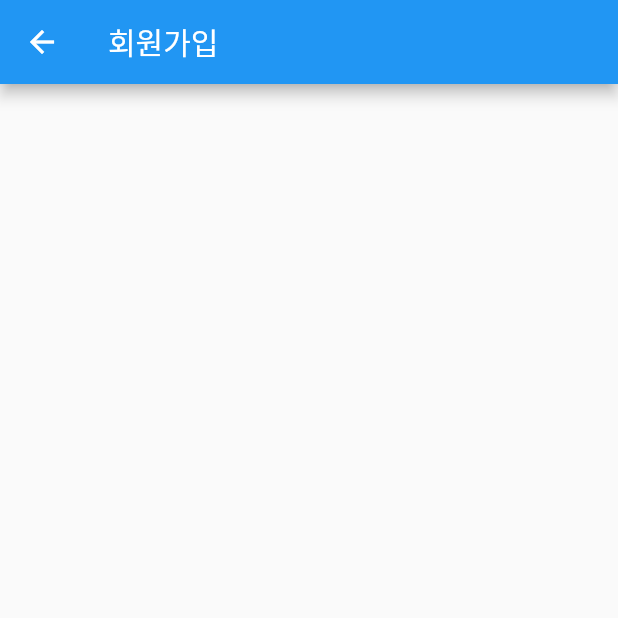
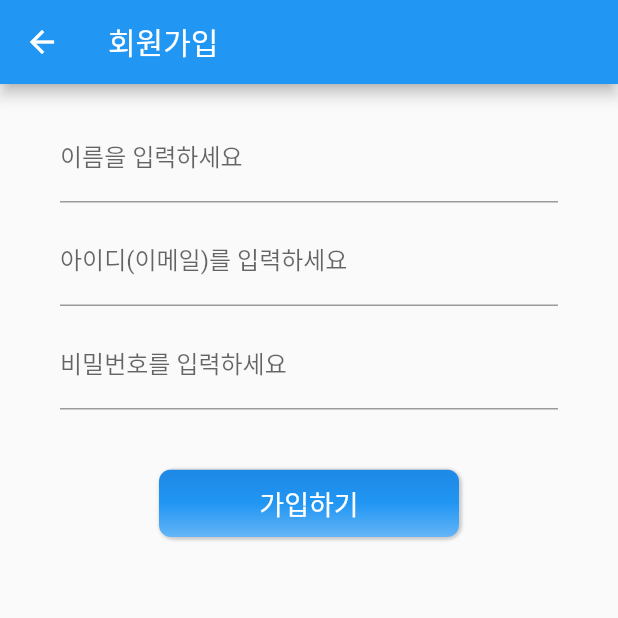
Before and after one commit to HyerimKimm/couple_diary_app_ios, a Flutter app: the screen it shows after launch, after a tap on "회원가입", on a phone screen of 412 x 824 dp, the top half of it. Run offline on Flutter 3.47's test engine with Material 2 defaults, Android fonts, the phone set to English and light mode, and no system bars; our stand-ins replace firebase_auth, firebase_core; accounts and stored records are empty; Roboto replaces fonts that are missing (GmarketSansMedium, NotoSansKR-Regular).

Commit message:
1. create_account_page.dart 페이지 디자인 2. TextEditingController 를 사용해서 회원가입 시 이름, 아이디, 비밀번호의 값을 받아옴

```diff
--- a/lib/main.dart
+++ b/lib/main.dart
@@ -23,6 +23,7 @@ class MyApp extends StatelessWidget {
     return MaterialApp(
       theme: ThemeData(
         appBarTheme: AppBarTheme(titleTextStyle: TextStyle(fontFamily: 'GmarketSansMedium',fontSize: 20)),
+        fontFamily: 'NotoSansKR-Regular'
       ),
       initialRoute: '/login',
       routes: {
--- a/lib/pages/create_account_page.dart
+++ b/lib/pages/create_account_page.dart
@@ -1,4 +1,7 @@
+import 'package:couple_diary_app/utils/snackBar.dart';
 import 'package:flutter/material.dart';
+import 'package:firebase_auth/firebase_auth.dart';
+import '../utils/buttons.dart';
 
 class CreateAccountPage extends StatefulWidget {
   const CreateAccountPage({Key? key}) : super(key: key);
@@ -8,10 +11,70 @@ class CreateAccountPage extends StatefulWidget {
 }
 
 class _CreateAccountPageState extends State<CreateAccountPage> {
+  TextEditingController nameController = TextEditingController();
+  TextEditingController emailController = TextEditingController();
+  TextEditingController pwController = TextEditingController();
+
+  String name='';
+  String email='';
+  String password='';
+
   @override
   Widget build(BuildContext context) {
     return Scaffold(
-      appBar: AppBar(title: Text('회원가입'),),
+      appBar: AppBar(title: const Text('회원가입'),),
+      body: Form(
+        key: GlobalKey<FormState>(),
+        child: Padding(
+          padding: const EdgeInsets.only(top: 20, left: 40, right: 40),
+          child: SingleChildScrollView(
+            child: Column(
+              mainAxisAlignment: MainAxisAlignment.start,
+              children: [
+                TextFormField(
+                  controller: nameController,
+                  decoration: const InputDecoration(
+                      labelText: '이름을 입력하세요',
+                  ),
+                ),
+                const SizedBox(
+                  height: 10,
+                ),
+                TextFormField(
+                  controller: emailController,
+                  decoration: const InputDecoration(
+                      labelText: '아이디(이메일)를 입력하세요'
+                  ),
+                  keyboardType: TextInputType.emailAddress,
+                ),
+                const SizedBox(
+                  height: 10,
+                ),
+                TextFormField(
+                  controller: pwController,
+                  obscureText: true,
+                  decoration: const InputDecoration(labelText: '비밀번호를 입력하세요'),
+                ),
+                const SizedBox(height: 40,),
+                Buttons(
+                    text: const Text('가입하기'),
+                    width: 200,
+                    onPressed: (){
+                      if(nameController.text.isEmpty){
+                        showSnackBar(context, '이름을 입력해 주세요!');
+                      }else if(emailController.text.isEmpty){
+                        showSnackBar(context, '아이디(이메일)을 입력해 주세요!');
+                      }else if(pwController.text.isEmpty){
+                        showSnackBar(context, '비밀번호를 입력해 주세요!');
+                      }else{
+//firebase authentication  기능 구현하기
+                      }
+                    })
+              ],
+            ),
+          ),
+        ),
+      ),
     );
   }
 }
--- a/lib/pages/login_page.dart
+++ b/lib/pages/login_page.dart
@@ -1,5 +1,6 @@
 import 'package:flutter/material.dart';
 import '../utils/buttons.dart';
+import 'package:firebase_auth/firebase_auth.dart';
 
 class LoginPage extends StatefulWidget {
   const LoginPage({Key? key}) : super(key: key);
@@ -15,16 +16,28 @@ class _LoginPageState extends State<LoginPage> {
       appBar: AppBar(
         title: const Text('로그인', style: TextStyle(color: Colors.white),),
       ),
-      body: Column(
-        mainAxisAlignment: MainAxisAlignment.center,
+      body: SingleChildScrollView(
+        child: Column(
+          mainAxisAlignment: MainAxisAlignment.start,
           children: [
+            SizedBox(height: 100,),
+            //로그인 화면 이미지
             SizedBox(
                 width: 100,
                 height: 100,
                 child: Image.asset('assets/images/wedding.png')
             ),
+            const SizedBox(height: 40,),
+            const Text('변화 외에 불변하는 것은 없다',style: TextStyle(fontFamily: 'GangwonEduBold', fontSize: 25, color: Colors.black),),
+            const SizedBox(height: 40,),
+            //아이디,비밀번호 입력 / 로그인, 회원가입 버튼
+            Padding(
+              padding: const EdgeInsets.symmetric(horizontal: 40.0),
+              child: Column(
+                mainAxisAlignment: MainAxisAlignment.center,
+                children: [
                   TextFormField(
-            decoration: const InputDecoration(labelText: '아이디를 입력하세요'),
+                    decoration: const InputDecoration(labelText: '아이디(이메일)를 입력하세요'),
                   ),
                   const SizedBox(
                     height: 10,
@@ -33,14 +46,15 @@ class _LoginPageState extends State<LoginPage> {
                     obscureText: true,
                     decoration: const InputDecoration(labelText: '비밀번호를 입력하세요'),
                   ),
-          const SizedBox(height: 10,),
+                  const SizedBox(height: 15,),
                   Row(
                     mainAxisAlignment: MainAxisAlignment.center,
                     children: [
-              Buttons(text: Text('로그인'),onPressed: (){}),
+                      Buttons(text: Text('로그인'),width:100,onPressed: (){}),
                       SizedBox(width: 15,),
                       Buttons(
                           text: Text('회원가입'),
+                          width: 100,
                           onPressed: (){
                             Navigator.pushNamed(context, '/createAccount');
                           }),
@@ -48,6 +62,10 @@ class _LoginPageState extends State<LoginPage> {
                   ),
                 ],
               ),
+            ),
+          ],
+        ),
+      ),
     );
   }
 }
--- a/lib/utils/buttons.dart
+++ b/lib/utils/buttons.dart
@@ -2,25 +2,42 @@ import 'package:flutter/material.dart';
 
 class Buttons extends StatelessWidget {
   final Text text;
+  final double width;
   final VoidCallback onPressed;
-  const Buttons({Key? key, required this.text, required this.onPressed}) : super(key: key);
+  const Buttons({Key? key, required this.text, required this.onPressed, required this.width}) : super(key: key);
 
   @override
   Widget build(BuildContext context) {
-    return ClipRRect(
-      borderRadius: BorderRadius.circular(4),
+    return Container(
+      width: width,
+      height: 45,
+      decoration: BoxDecoration(
+        borderRadius: BorderRadius.circular(10),
+        boxShadow: [
+          BoxShadow(
+            color: Colors.grey.withOpacity(0.5),
+            spreadRadius: 1,
+            blurRadius: 1,
+            offset: Offset(1, 1),
+          )]
+      ),
+      child: ClipRRect(
+        borderRadius: BorderRadius.circular(8),
         child: Stack(
+          alignment: Alignment.center,
           children: <Widget>[
             Positioned.fill(
               child: Container(
+                width: width,
+                height: 40,
                 decoration: const BoxDecoration(
                   gradient: LinearGradient(
-                  begin: Alignment.topLeft,
-                  end: Alignment(0.6,1),
+                    begin: Alignment.topCenter,
+                    end: Alignment.bottomCenter,
                     colors: <Color>[
+                      Color(0xFF1E88E5),
+                      Color(0xFF2196F3),
                       Color(0xFF64B5F6),
-                    Color(0xFF2196F3),
-                    Color(0xFF1E88E5),
                     ],
                   ),
                 ),
@@ -28,15 +45,19 @@ class Buttons extends StatelessWidget {
             ),
             TextButton(
               style: TextButton.styleFrom(
+                minimumSize: Size(width, 45),
                 foregroundColor: Colors.white,
                 padding: const EdgeInsets.symmetric(horizontal: 16.0),
-              textStyle: const TextStyle(fontSize: 16,fontFamily: 'NotoSansKR-Regular'),
+                textStyle: const TextStyle(
+                    fontSize: 18,
+                    fontFamily: 'NotoSansKR-Regular'),
               ),
               onPressed: onPressed,
               child: text,
             ),
           ],
         ),
+      ),
     );
   }
 }
--- /dev/null
+++ b/lib/utils/snackBar.dart
@@ -0,0 +1,13 @@
+import 'package:flutter/material.dart';
+
+void showSnackBar(BuildContext context, String text) {
+  ScaffoldMessenger.of(context).showSnackBar(
+    SnackBar(
+      content: Text(text,
+          textAlign: TextAlign.center,
+          style: const TextStyle(color: Colors.white)),
+      duration: const Duration(seconds: 1),
+      backgroundColor: Colors.blue,
+    ),
+  );
+}
--- a/pubspec.yaml
+++ b/pubspec.yaml
@@ -37,6 +37,7 @@ dependencies:
   # Use with the CupertinoIcons class for iOS style icons.
   cupertino_icons: ^1.0.2
   firebase_core: ^2.4.1
+  firebase_auth: ^4.2.5
 
 dev_dependencies:
   flutter_test:
@@ -87,5 +88,9 @@ flutter:
     - family: GmarketSansMedium
       fonts:
         - asset: assets/fonts/GmarketSansMedium.ttf
+
+    - family: GangwonEduBold
+      fonts:
+        - asset: assets/fonts/GangwonEduBold.ttf
   # For details regarding fonts from package dependencies,
   # see https://flutter.dev/custom-fonts/#from-packages
```
Also changed, not shown: pubspec.lock, 2 other files. Lines whose indentation alone changed are shown as unchanged.
